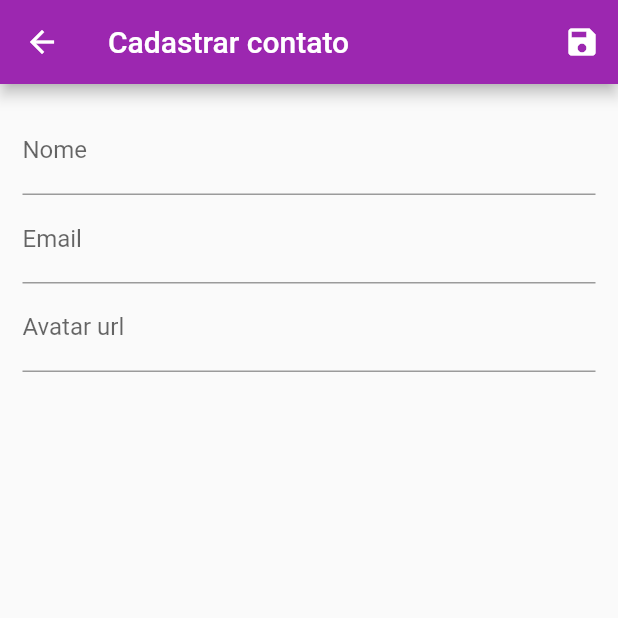
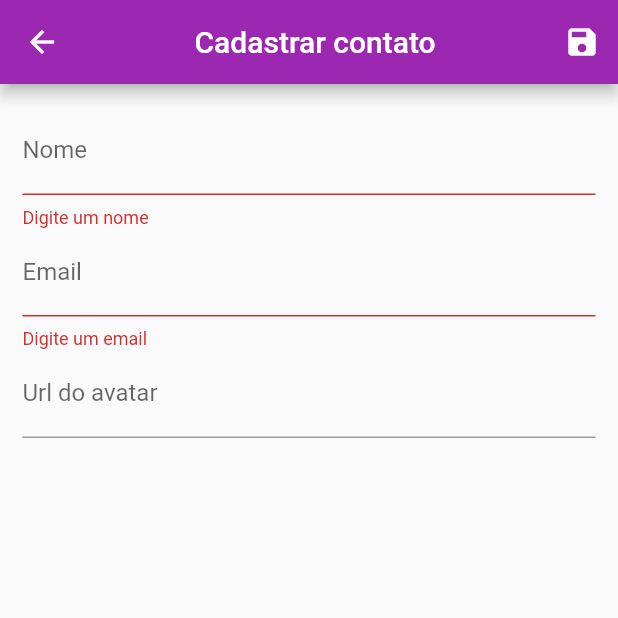
Before and after one commit to RodrigoLima96/contact-book, a Flutter app: the UserForm screen opened by its route, after a tap on the "save" icon, on a phone screen of 412 x 824 dp, the top half of it. Run offline on Flutter 3.47's test engine with Material 2 defaults, Android fonts, the phone set to English and light mode, and no system bars; network calls fail.

Commit message:
user-form-new/edit

```diff
--- a/lib/views/user_form.dart
+++ b/lib/views/user_form.dart
@@ -1,3 +1,4 @@
+import 'package:contatos/models/user.dart';
 import 'package:flutter/material.dart';
 
 class UserForm extends StatefulWidget {
@@ -9,25 +10,56 @@ class UserForm extends StatefulWidget {
 
 class _UserFormState extends State<UserForm> {
   final _form = GlobalKey<FormState>();
+  final Map<String, String> _formData = {};
+  String title = 'Cadastrar contato';
+
+  void _loadFormData(User? user) {
+    if (user != null) {
+      _formData['id'] = user.id;
+      _formData['name'] = user.name;
+      _formData['email'] = user.email;
+      _formData['avatarUrl'] = user.avatarUrl;
+      title = 'Editar contato';
+    }
+  }
+
+  // @override
+  // void didChangeDependencies() {
+  //   super.didChangeDependencies();
+
+  //   //recebendo os dados pela rota
+  //   final user = ModalRoute.of(context)!.settings.arguments as User?;
+  //   _loadFormData(user);
+  // }
+
   @override
   Widget build(BuildContext context) {
+    final user = ModalRoute.of(context)!.settings.arguments as User?;
+    _loadFormData(user);
     return Scaffold(
       appBar: AppBar(
-        title: const Text('Cadastrar contato'),
+        title: Center(child: Text(title)),
         actions: [
           IconButton(
             icon: const Icon(Icons.save),
-            onPressed: () {},
+            onPressed: () {
+              final isValid = _form.currentState!.validate();
+              if (isValid) {
+                _form.currentState!.save();
+                Navigator.of(context).pop();
+              }
+            },
           )
         ],
       ),
       body: Form(
+        key: _form,
         child: Padding(
           padding: const EdgeInsets.all(15),
           child: Column(
             children: [
               TextFormField(
-                initialValue: '',
+                initialValue: _formData['name'],
                 decoration: const InputDecoration(
                   labelText: 'Nome',
                 ),
@@ -37,11 +69,12 @@ class _UserFormState extends State<UserForm> {
                   } else if (value.trim().length < 3) {
                     return 'Nome deve conter mais de 3 caracteres';
                   }
+                  return null;
                 },
                 onSaved: (value) {},
               ),
               TextFormField(
-                initialValue: '',
+                initialValue: _formData['email'],
                 decoration: const InputDecoration(
                   labelText: 'Email',
                 ),
@@ -55,8 +88,8 @@ class _UserFormState extends State<UserForm> {
                 onSaved: (value) {},
               ),
               TextFormField(
-                initialValue: '',
-                decoration: const InputDecoration(labelText: 'Avatar url'),
+                initialValue: _formData['avatarUrl'],
+                decoration: const InputDecoration(labelText: 'Url do avatar'),
                 onSaved: (value) {},
               )
             ],
```
